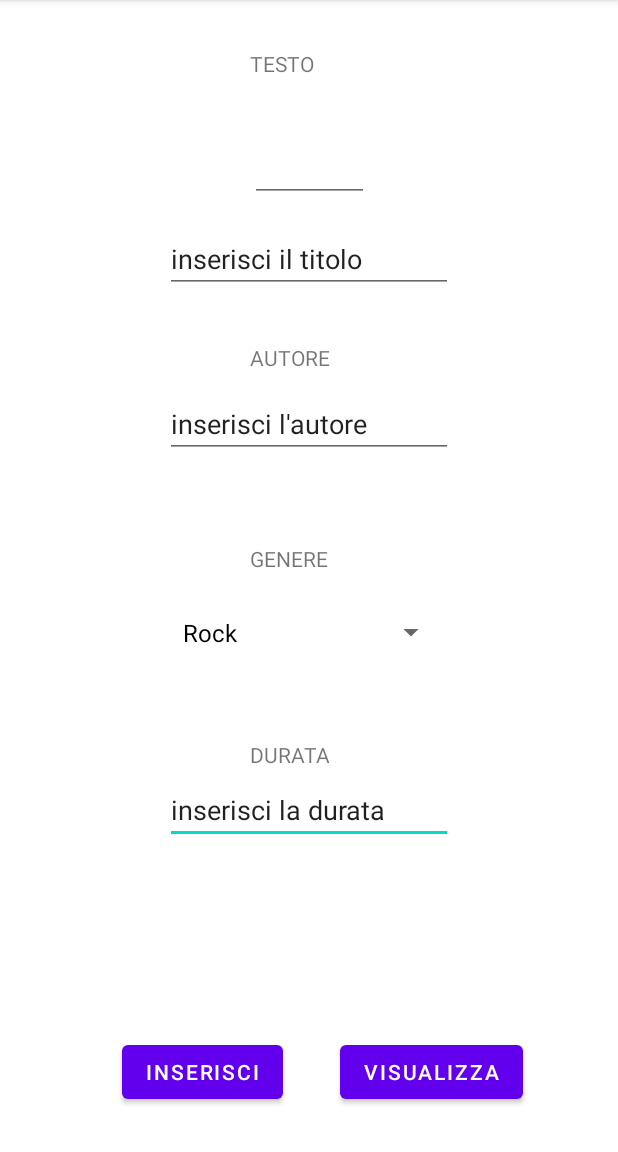
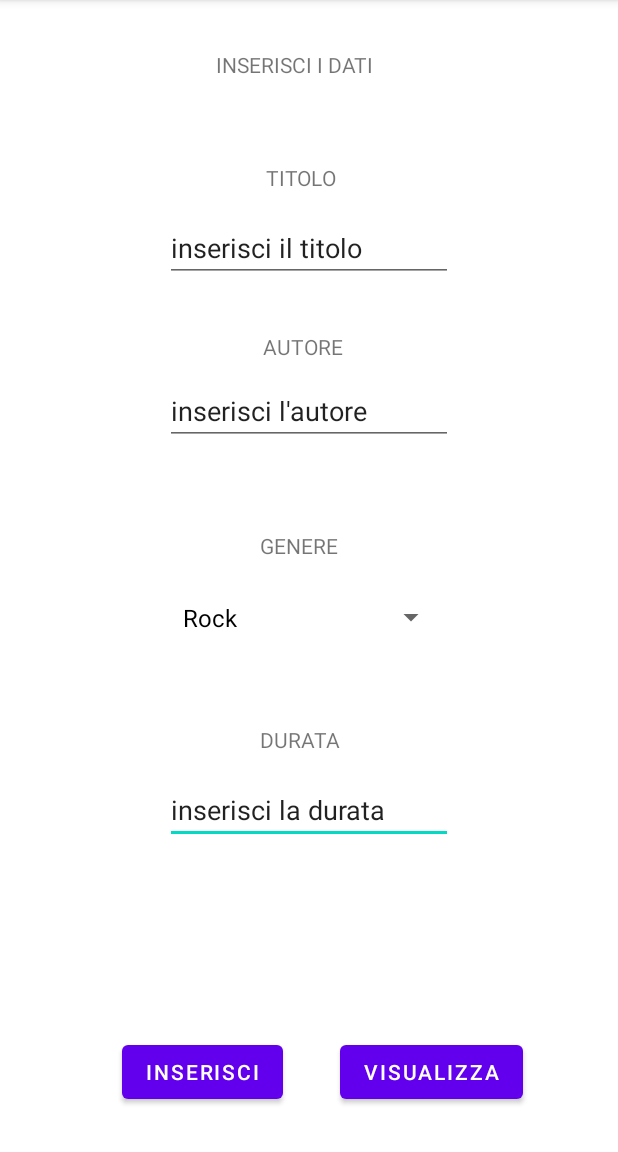
Before and after one commit to aPrelati/GestioneDati, an Android app: the screen it shows after launch (MainActivity), on a phone screen of 412 x 824 dp, the part 84-1236 px from its top. Run offline under Robolectric (Android 15) with nearby library versions, the phone set to English and light mode, and no system bars.

Commit message:
Sistemata la parte Design

```diff
--- a/app/src/main/java/com/example/gestionedaati/GestioneBrani.java
+++ b/app/src/main/java/com/example/gestionedaati/GestioneBrani.java
@@ -1,4 +1,6 @@
 package com.example.gestionedaati;
+
+import android.widget.Toast;
 
 import java.util.ArrayList;
 
@@ -25,9 +27,7 @@ public class GestioneBrani
 
     public String visualizzaLista()
     {
-        String lista="";
-
-        return lista;
+        return "ciao";
     }
 
 }
--- a/app/src/main/java/com/example/gestionedaati/MainActivity.java
+++ b/app/src/main/java/com/example/gestionedaati/MainActivity.java
@@ -2,14 +2,12 @@ package com.example.gestionedaati;
 
 import androidx.appcompat.app.AppCompatActivity;
 
-import android.annotation.SuppressLint;
 import android.os.Bundle;
 import android.view.View;
 import android.widget.ArrayAdapter;
 import android.widget.Button;
 import android.widget.EditText;
 import android.widget.Spinner;
-import android.widget.TextView;
 import android.widget.Toast;
 
 public class MainActivity extends AppCompatActivity
@@ -30,7 +28,7 @@ public class MainActivity extends AppCompatActivity
         super.onCreate(savedInstanceState);
         setContentView(R.layout.activity_main);
 
-        spnGenere= (Spinner) findViewById(R.id.generi);
+        spnGenere= (Spinner) findViewById(R.id.genere);
         ArrayAdapter <String> spGen= new ArrayAdapter<String>(this, R.layout.support_simple_spinner_dropdown_item, elencoGeneri);
         spnGenere.setAdapter(spGen);
 
@@ -41,9 +39,8 @@ public class MainActivity extends AppCompatActivity
             @Override
             public void onClick(View v) {
                 String testo= spnGenere.getSelectedItem().toString();
-                Toast.makeText(getApplicationContext(), testo, Toast.LENGTH_LONG);
-                //gb.addBrano(titolo.getText().toString());
-
+                Toast.makeText(getApplicationContext(), testo, Toast.LENGTH_LONG).show();
+                gb.addBrano(titolo.getText().toString());
 
             }
         });
@@ -52,7 +49,7 @@ public class MainActivity extends AppCompatActivity
         visualizza.setOnClickListener(new View.OnClickListener() {
             @Override
             public void onClick(View v) {
-
+                Toast.makeText(getApplicationContext(), "visualizza", Toast.LENGTH_LONG).show();
             }
         });
     }
--- a/app/src/main/res/layout/activity_main.xml
+++ b/app/src/main/res/layout/activity_main.xml
@@ -7,7 +7,7 @@
     tools:context=".MainActivity">
 
     <EditText
-        android:id="@+id/editTextTextPersonName4"
+        android:id="@+id/durata"
         android:layout_width="192dp"
         android:layout_height="39dp"
         android:layout_marginStart="109dp"
@@ -21,7 +21,7 @@
         app:layout_constraintStart_toStartOf="parent" />
 
     <EditText
-        android:id="@+id/editTextTextPersonName2"
+        android:id="@+id/autore"
         android:layout_width="192dp"
         android:layout_height="39dp"
         android:layout_marginStart="109dp"
@@ -30,74 +30,63 @@
         android:ems="10"
         android:inputType="textPersonName"
         android:text="inserisci l'autore"
-        app:layout_constraintBottom_toTopOf="@+id/genere"
+        app:layout_constraintBottom_toTopOf="@+id/genereTXT"
         app:layout_constraintEnd_toEndOf="parent"
         app:layout_constraintStart_toStartOf="parent" />
 
     <TextView
-        android:id="@+id/autore"
-        android:layout_width="79dp"
-        android:layout_height="22dp"
+        android:id="@+id/autoreTXT"
+        android:layout_width="61dp"
+        android:layout_height="24dp"
         android:layout_marginStart="166dp"
         android:layout_marginEnd="166dp"
-        android:layout_marginBottom="15dp"
+        android:layout_marginBottom="12dp"
         android:text="AUTORE"
-        app:layout_constraintBottom_toTopOf="@+id/editTextTextPersonName2"
+        app:layout_constraintBottom_toTopOf="@+id/autore"
         app:layout_constraintEnd_toEndOf="parent"
         app:layout_constraintStart_toStartOf="parent" />
 
     <TextView
-        android:id="@+id/durata"
-        android:layout_width="79dp"
-        android:layout_height="22dp"
+        android:id="@+id/durataTXT"
+        android:layout_width="65dp"
+        android:layout_height="20dp"
         android:layout_marginStart="166dp"
         android:layout_marginEnd="166dp"
-        android:layout_marginBottom="8dp"
+        android:layout_marginBottom="20dp"
         android:text="DURATA"
-        app:layout_constraintBottom_toTopOf="@+id/editTextTextPersonName4"
+        app:layout_constraintBottom_toTopOf="@+id/durata"
+        app:layout_constraintEnd_toEndOf="parent"
+        app:layout_constraintStart_toStartOf="parent" />
+
+    <TextView
+        android:id="@+id/testo"
+        android:layout_width="124dp"
+        android:layout_height="33dp"
+        android:layout_marginStart="166dp"
+        android:layout_marginTop="16dp"
+        android:layout_marginEnd="166dp"
+        android:layout_marginBottom="25dp"
+        android:text="INSERISCI I DATI"
+        app:layout_constraintBottom_toTopOf="@+id/titoloTXT"
+        app:layout_constraintEnd_toEndOf="parent"
+        app:layout_constraintHorizontal_bias="0.511"
+        app:layout_constraintStart_toStartOf="parent"
+        app:layout_constraintTop_toTopOf="parent" />
+
+    <TextView
+        android:id="@+id/genereTXT"
+        android:layout_width="65dp"
+        android:layout_height="24dp"
+        android:layout_marginStart="166dp"
+        android:layout_marginEnd="166dp"
+        android:layout_marginBottom="12dp"
+        android:text="GENERE"
+        app:layout_constraintBottom_toTopOf="@+id/genere"
         app:layout_constraintEnd_toEndOf="parent"
         app:layout_constraintStart_toStartOf="parent" />
 
     <EditText
         android:id="@+id/titolo"
-        android:layout_width="79dp"
-        android:layout_height="22dp"
-        android:layout_marginStart="166dp"
-        android:layout_marginEnd="166dp"
-        android:layout_marginBottom="21dp"
-        android:text="TITOLO"
-        app:layout_constraintBottom_toTopOf="@+id/editTextTextPersonName"
-        app:layout_constraintEnd_toEndOf="parent"
-        app:layout_constraintStart_toStartOf="parent" />
-
-    <TextView
-        android:id="@+id/testo"
-        android:layout_width="79dp"
-        android:layout_height="22dp"
-        android:layout_marginStart="166dp"
-        android:layout_marginTop="16dp"
-        android:layout_marginEnd="166dp"
-        android:layout_marginBottom="42dp"
-        android:text="TESTO"
-        app:layout_constraintBottom_toTopOf="@+id/titolo"
-        app:layout_constraintEnd_toEndOf="parent"
-        app:layout_constraintStart_toStartOf="parent"
-        app:layout_constraintTop_toTopOf="parent" />
-
-    <TextView
-        android:id="@+id/genere"
-        android:layout_width="79dp"
-        android:layout_height="22dp"
-        android:layout_marginStart="166dp"
-        android:layout_marginEnd="166dp"
-        android:layout_marginBottom="15dp"
-        android:text="GENERE"
-        app:layout_constraintBottom_toTopOf="@+id/generi"
-        app:layout_constraintEnd_toEndOf="parent"
-        app:layout_constraintStart_toStartOf="parent" />
-
-    <EditText
-        android:id="@+id/editTextTextPersonName"
         android:layout_width="192dp"
         android:layout_height="39dp"
         android:layout_marginStart="109dp"
@@ -106,7 +95,7 @@
         android:ems="10"
         android:inputType="textPersonName"
         android:text="inserisci il titolo"
-        app:layout_constraintBottom_toTopOf="@+id/autore"
+        app:layout_constraintBottom_toTopOf="@+id/autoreTXT"
         app:layout_constraintEnd_toEndOf="parent"
         app:layout_constraintStart_toStartOf="parent" />
 
@@ -132,16 +121,28 @@
         android:text="VISUALIZZA"
         app:layout_constraintBottom_toBottomOf="parent"
         app:layout_constraintEnd_toEndOf="parent"
-        app:layout_constraintTop_toBottomOf="@+id/editTextTextPersonName4" />
+        app:layout_constraintTop_toBottomOf="@+id/durata" />
 
     <Spinner
-        android:id="@+id/generi"
+        android:id="@+id/genere"
         android:layout_width="184dp"
         android:layout_height="43dp"
         android:layout_marginStart="114dp"
         android:layout_marginEnd="114dp"
         android:layout_marginBottom="50dp"
-        app:layout_constraintBottom_toTopOf="@+id/durata"
+        app:layout_constraintBottom_toTopOf="@+id/durataTXT"
+        app:layout_constraintEnd_toEndOf="parent"
+        app:layout_constraintStart_toStartOf="parent" />
+
+    <TextView
+        android:id="@+id/titoloTXT"
+        android:layout_width="57dp"
+        android:layout_height="22dp"
+        android:layout_marginStart="177dp"
+        android:layout_marginEnd="177dp"
+        android:layout_marginBottom="18dp"
+        android:text="TITOLO"
+        app:layout_constraintBottom_toTopOf="@+id/titolo"
         app:layout_constraintEnd_toEndOf="parent"
         app:layout_constraintStart_toStartOf="parent" />
 
```
